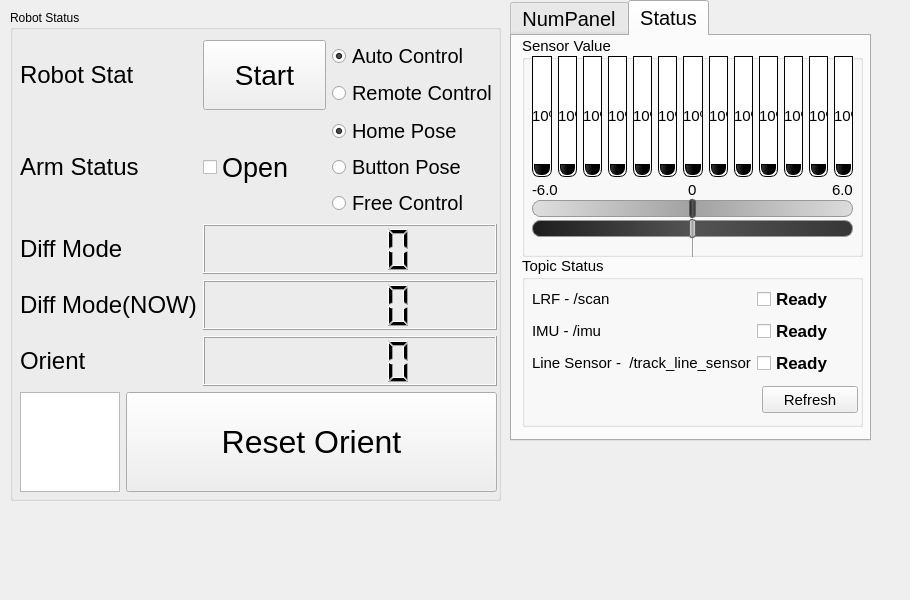
Old version of the form rqt_ocare/resource/ocare_ui.ui in the repository a0919958057/ros_ocare_nav.
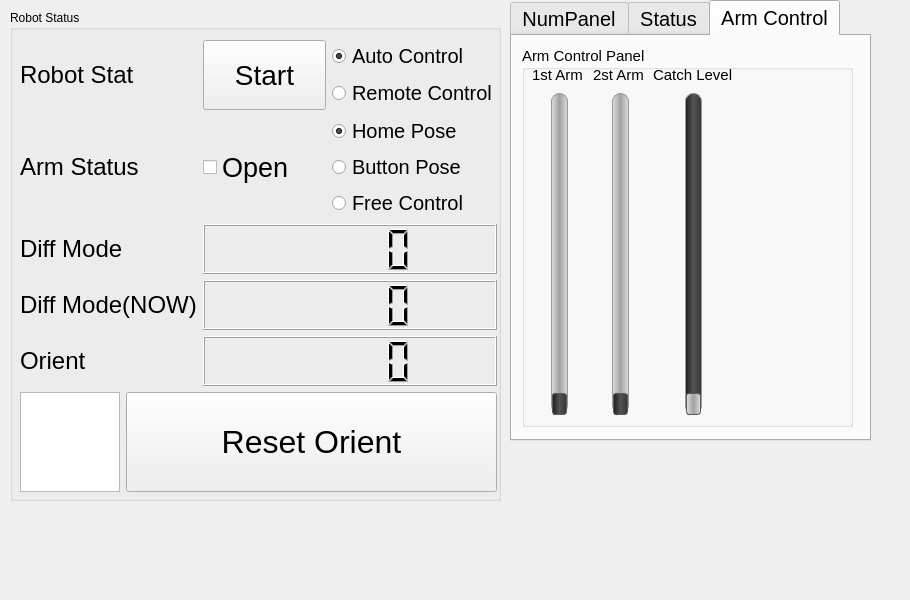
New version of the form.

Commit message: 完成夾爪Topic GUI & Stage 並且完成Arm motor Topic訊號傳遞，並修正arm2臨界值為 -90~90 degree

```diff
--- a/rqt_ocare/resource/ocare_ui.ui
+++ b/rqt_ocare/resource/ocare_ui.ui
@@ -408,7 +408,7 @@
     <enum>QTabWidget::Rounded</enum>
    </property>
    <property name="currentIndex">
-    <number>1</number>
+    <number>2</number>
    </property>
    <widget class="QWidget" name="tab_1">
     <attribute name="title">
@@ -1487,6 +1487,170 @@
      </widget>
     </widget>
    </widget>
+   <widget class="QWidget" name="tab_3">
+    <attribute name="title">
+     <string>Arm Control</string>
+    </attribute>
+    <widget class="QGroupBox" name="groupBox_4">
+     <property name="geometry">
+      <rect>
+       <x>10</x>
+       <y>10</y>
+       <width>331</width>
+       <height>381</height>
+      </rect>
+     </property>
+     <property name="font">
+      <font>
+       <pointsize>11</pointsize>
+      </font>
+     </property>
+     <property name="title">
+      <string>Arm Control Panel</string>
+     </property>
+     <widget class="QWidget" name="gridLayoutWidget_4">
+      <property name="geometry">
+       <rect>
+        <x>10</x>
+        <y>20</y>
+        <width>201</width>
+        <height>351</height>
+       </rect>
+      </property>
+      <layout class="QGridLayout" name="gridLayout_4">
+       <item row="0" column="0">
+        <widget class="QLabel" name="label_12">
+         <property name="text">
+          <string>1st Arm</string>
+         </property>
+        </widget>
+       </item>
+       <item row="1" column="1">
+        <widget class="QSlider" name="arm_2_pos">
+         <property name="sizePolicy">
+          <sizepolicy hsizetype="Minimum" vsizetype="Expanding">
+           <horstretch>0</horstretch>
+           <verstretch>0</verstretch>
+          </sizepolicy>
+         </property>
+         <property name="styleSheet">
+          <string notr="true">QSlider::groove:vertical {
+    border: 1px solid #999999;
+    width: 15px; /* the groove expands to the size of the slider by default. by giving it a height, it has a fixed size */
+    background: qlineargradient(spread:reflect, x1:0, y1:0, x2:1, y2:0, stop:0 rgba(223, 223, 223, 255), stop:0.5 rgba(161, 161, 161, 255), stop:1 rgba(220, 220, 220, 255));
+    margin: 3px 0;
+	border-radius: 8px;
+}
+
+QSlider::handle:vertical {
+    background: qlineargradient(spread:reflect, x1:0, y1:0, x2:1, y2:0, stop:0 rgba(29, 29, 29, 255), stop:0.5 rgba(84, 84, 84, 255), stop:1 rgba(54, 54, 54, 255));
+    border: 1px solid #5c5c5c;
+    height: 20px;
+    margin: -2px 0; /* handle is placed by default on the contents rect of the groove. Expand outside the groove */
+    border-radius: 3px;
+}</string>
+         </property>
+         <property name="minimum">
+          <number>-90</number>
+         </property>
+         <property name="maximum">
+          <number>90</number>
+         </property>
+         <property name="value">
+          <number>-90</number>
+         </property>
+         <property name="sliderPosition">
+          <number>-90</number>
+         </property>
+         <property name="orientation">
+          <enum>Qt::Vertical</enum>
+         </property>
+        </widget>
+       </item>
+       <item row="1" column="0">
+        <widget class="QSlider" name="arm_1_pos">
+         <property name="sizePolicy">
+          <sizepolicy hsizetype="Minimum" vsizetype="Expanding">
+           <horstretch>0</horstretch>
+           <verstretch>0</verstretch>
+          </sizepolicy>
+         </property>
+         <property name="styleSheet">
+          <string notr="true">QSlider::groove:vertical {
+    border: 1px solid #999999;
+    width: 15px; /* the groove expands to the size of the slider by default. by giving it a height, it has a fixed size */
+    background: qlineargradient(spread:reflect, x1:0, y1:0, x2:1, y2:0, stop:0 rgba(223, 223, 223, 255), stop:0.5 rgba(161, 161, 161, 255), stop:1 rgba(220, 220, 220, 255));
+    margin: 3px 0;
+	border-radius: 8px;
+}
+
+QSlider::handle:vertical {
+    background: qlineargradient(spread:reflect, x1:0, y1:0, x2:1, y2:0, stop:0 rgba(29, 29, 29, 255), stop:0.5 rgba(84, 84, 84, 255), stop:1 rgba(54, 54, 54, 255));
+    border: 1px solid #5c5c5c;
+    height: 20px;
+    margin: -2px 0; /* handle is placed by default on the contents rect of the groove. Expand outside the groove */
+    border-radius: 3px;
+}</string>
+         </property>
+         <property name="maximum">
+          <number>90</number>
+         </property>
+         <property name="orientation">
+          <enum>Qt::Vertical</enum>
+         </property>
+        </widget>
+       </item>
+       <item row="0" column="1">
+        <widget class="QLabel" name="label_13">
+         <property name="text">
+          <string>2st Arm</string>
+         </property>
+        </widget>
+       </item>
+       <item row="1" column="2">
+        <widget class="QSlider" name="arm_catch_level">
+         <property name="sizePolicy">
+          <sizepolicy hsizetype="Minimum" vsizetype="Expanding">
+           <horstretch>0</horstretch>
+           <verstretch>0</verstretch>
+          </sizepolicy>
+         </property>
+         <property name="styleSheet">
+          <string notr="true">QSlider::groove:vertical {
+    border: 1px solid #999999;
+    width: 15px; /* the groove expands to the size of the slider by default. by giving it a height, it has a fixed size */
+    background: qlineargradient(spread:reflect, x1:0, y1:0, x2:1, y2:0, stop:0 rgba(29, 29, 29, 255), stop:0.5 rgba(84, 84, 84, 255), stop:1 rgba(54, 54, 54, 255));
+    margin: 3px 0;
+	border-radius: 8px;
+}
+
+QSlider::handle:vertical {
+    background: qlineargradient(spread:reflect, x1:0, y1:0, x2:1, y2:0, stop:0 rgba(223, 223, 223, 255), stop:0.5 rgba(161, 161, 161, 255), stop:1 rgba(220, 220, 220, 255));
+    border: 1px solid #5c5c5c;
+    height: 20px;
+    margin: -2px 0; /* handle is placed by default on the contents rect of the groove. Expand outside the groove */
+    border-radius: 3px;
+}</string>
+         </property>
+         <property name="maximum">
+          <number>100</number>
+         </property>
+         <property name="orientation">
+          <enum>Qt::Vertical</enum>
+         </property>
+        </widget>
+       </item>
+       <item row="0" column="2">
+        <widget class="QLabel" name="label_14">
+         <property name="text">
+          <string>Catch Level</string>
+         </property>
+        </widget>
+       </item>
+      </layout>
+     </widget>
+    </widget>
+   </widget>
   </widget>
  </widget>
  <resources/>
```
The commit also changes 6 other files.
